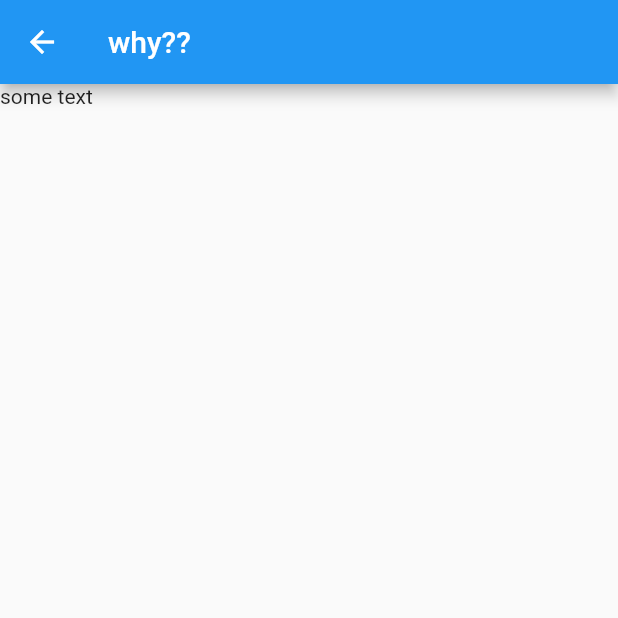
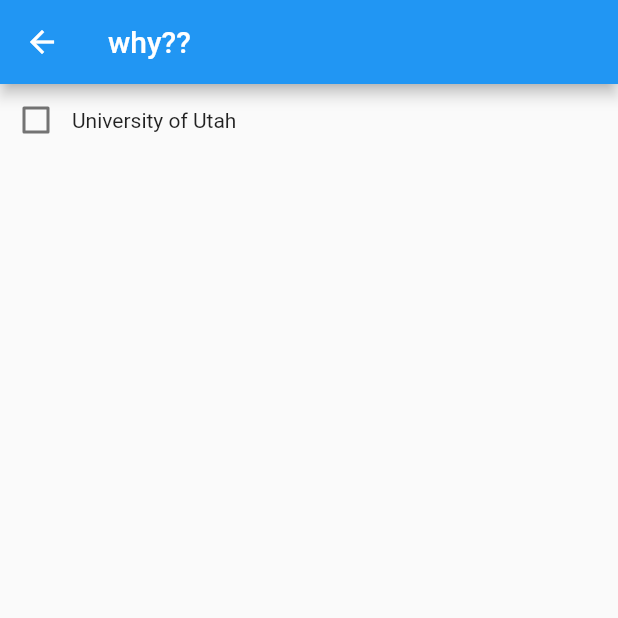
Before and after one commit to toomanyeduardos/RivalryWeek, a Flutter app: the screen it shows after launch, after a tap on "Continue as a guest", on a phone screen of 412 x 824 dp, the top half of it. Run offline on Flutter 3.47's test engine with Material 2 defaults, Android fonts, the phone set to English and light mode, and no system bars.

```diff
--- a/lib/teamSelection.dart
+++ b/lib/teamSelection.dart
@@ -1,14 +1,40 @@
 import 'package:flutter/material.dart';
 import 'package:rivalry_week/rivalryAppWrapper.dart';
 
-class TeamSelection extends StatelessWidget {
+class TeamSelection extends StatefulWidget {
+
+  @override
+  State<StatefulWidget> createState() {
+    return new TeamSelectionState();
+  }
+}
+
+class TeamSelectionState extends State<TeamSelection> {
+  bool checkboxValue = false;
 
   @override
   Widget build(BuildContext context) {
     return new RivalryAppWrapper(
-      body: new Text("some text"),
       appTitle: "why??",
+      body: new ListView(
+        children: <Widget>[
+          getRow("University of Utah"),
+        ],
+      ),
     );
   }
 
+  Row getRow(String label) {
+    return new Row(children: <Widget>[
+      new Checkbox(
+          value: checkboxValue,
+          onChanged: (bool value) {
+            setState(() {
+              checkboxValue = value;
+            });
+          }),
+      new Text(label)
+    ]
+    );
+  }
 }
```
